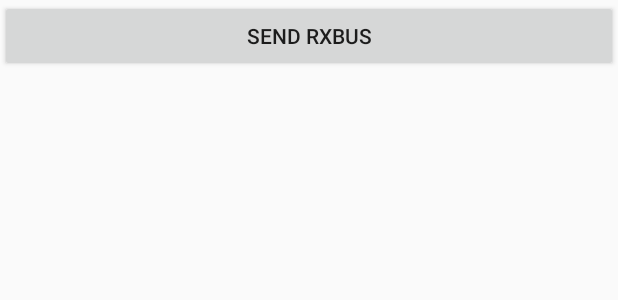
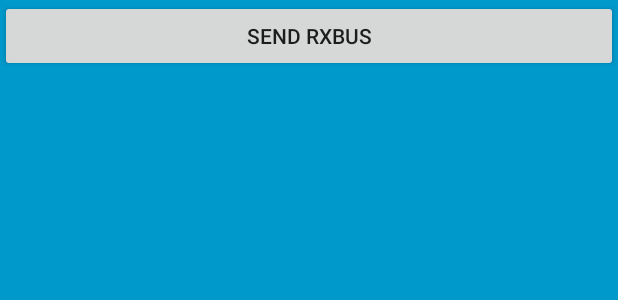
Before and after one commit to gzfgeh/AndroidDemo, an Android app: the layout activity_rx_bus.xml on its own in the app's theme, with its tools: preview values and no code run, on a phone screen of 412 x 824 dp. Shown: the top 300 px of the screen. Run offline under Robolectric (Android 15) with nearby library versions, the phone set to English and light mode, and no system bars.

```diff
--- a/app/src/main/AndroidManifest.xml
+++ b/app/src/main/AndroidManifest.xml
@@ -24,7 +24,8 @@
         <activity android:name=".CustomFlowLayout.CustomFlowLayoutActivity"/>
         <activity android:name=".CustomTag.CustomTagLayoutActivity"/>
         <activity android:name=".CustomTextView.CustomTextviewActivity"/>
-        <activity android:name=".CustomRxBus.CustomRxBusActivity"/>
+        <activity android:name=".CustomRxBus.CustomRxBusActivity"
+            android:theme="@style/MyAppTheme"/>
 
     </application>
 
--- a/app/src/main/java/com/gzfgeh/MainActivity.java
+++ b/app/src/main/java/com/gzfgeh/MainActivity.java
@@ -2,6 +2,7 @@ package com.gzfgeh;
 
 import android.content.Intent;
 import android.os.Bundle;
+import android.support.v7.app.AppCompatActivity;
 import android.support.v7.widget.Toolbar;
 import android.view.View;
 import android.widget.Button;
@@ -17,7 +18,7 @@ import com.gzfgeh.CustomViewGroup.CustomViewGroupActivity;
 import butterknife.Bind;
 import butterknife.ButterKnife;
 
-public class MainActivity extends BaseActivity implements View.OnClickListener {
+public class MainActivity extends AppCompatActivity implements View.OnClickListener {
 
     @Bind(R.id.custom_viewgroup)
     Button customViewgroup;
--- a/app/src/main/res/layout/activity_rx_bus.xml
+++ b/app/src/main/res/layout/activity_rx_bus.xml
@@ -1,7 +1,10 @@
 <?xml version="1.0" encoding="utf-8"?>
 <LinearLayout xmlns:android="http://schemas.android.com/apk/res/android"
-    android:orientation="vertical" android:layout_width="match_parent"
-    android:layout_height="match_parent">
+    android:orientation="vertical"
+    android:layout_width="match_parent"
+    android:layout_height="match_parent"
+    android:id="@+id/root_view"
+    android:background="@android:color/holo_blue_dark">
 
     <Button
         android:layout_width="match_parent"
--- a/app/src/main/res/values/styles.xml
+++ b/app/src/main/res/values/styles.xml
@@ -22,4 +22,10 @@
         <item name="android:textColor">#ffffff</item>
     </style>
 
+    <style name="MyAppTheme" parent="AppTheme">
+        <item name="android:windowBackground">@android:color/transparent</item>
+        <item name="android:windowIsTranslucent">true</item>
+        <item name="android:windowAnimationStyle">@null</item>
+    </style>
+
 </resources>
```
Also changed, not shown: app/src/main/java/com/gzfgeh/BaseActivity.java (+42 -0 lines), app/src/main/java/com/gzfgeh/CustomRxBus/CustomRxBusActivity.java (+7 -6 lines).
